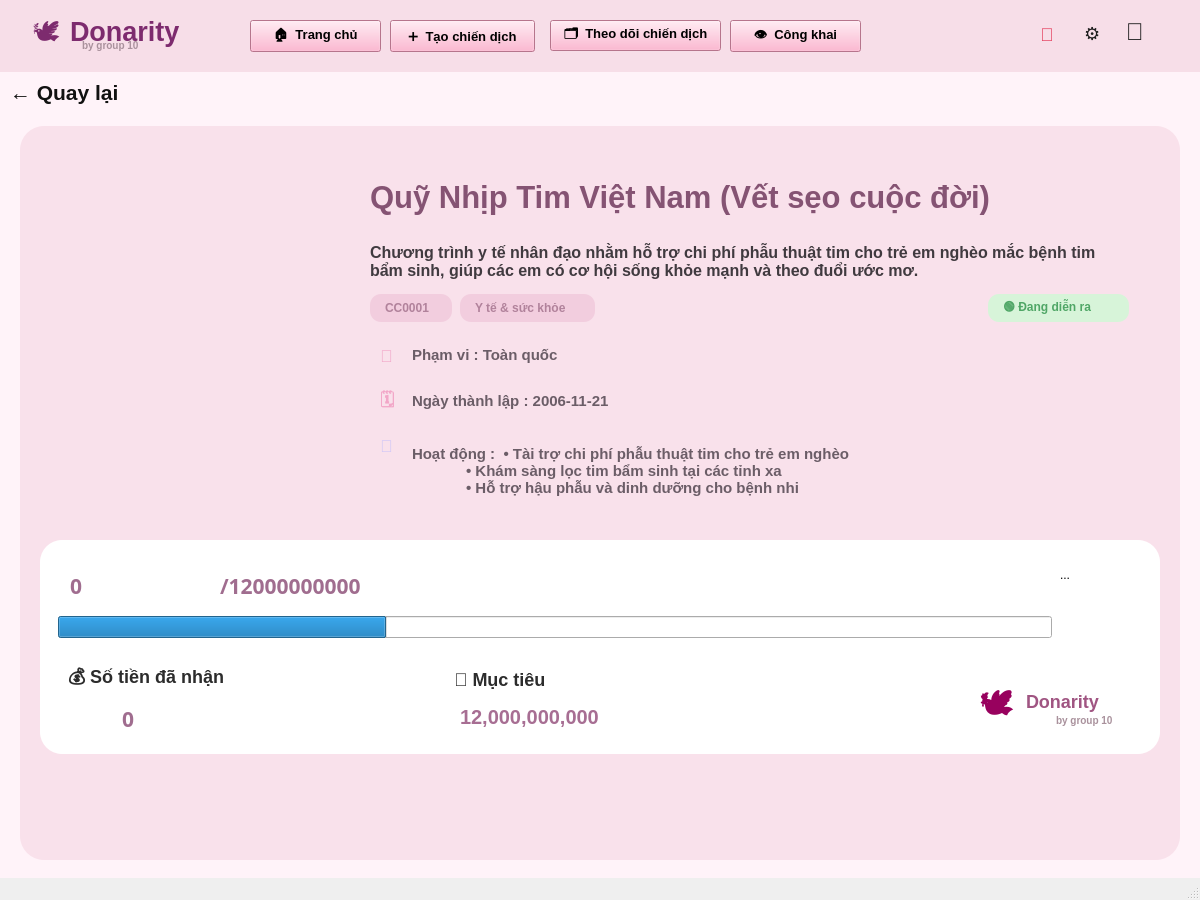
This is donarity_campaign_detail_1.ui in BossNH/DATA as Qt 5 draws it before an edit. The edited form follows.
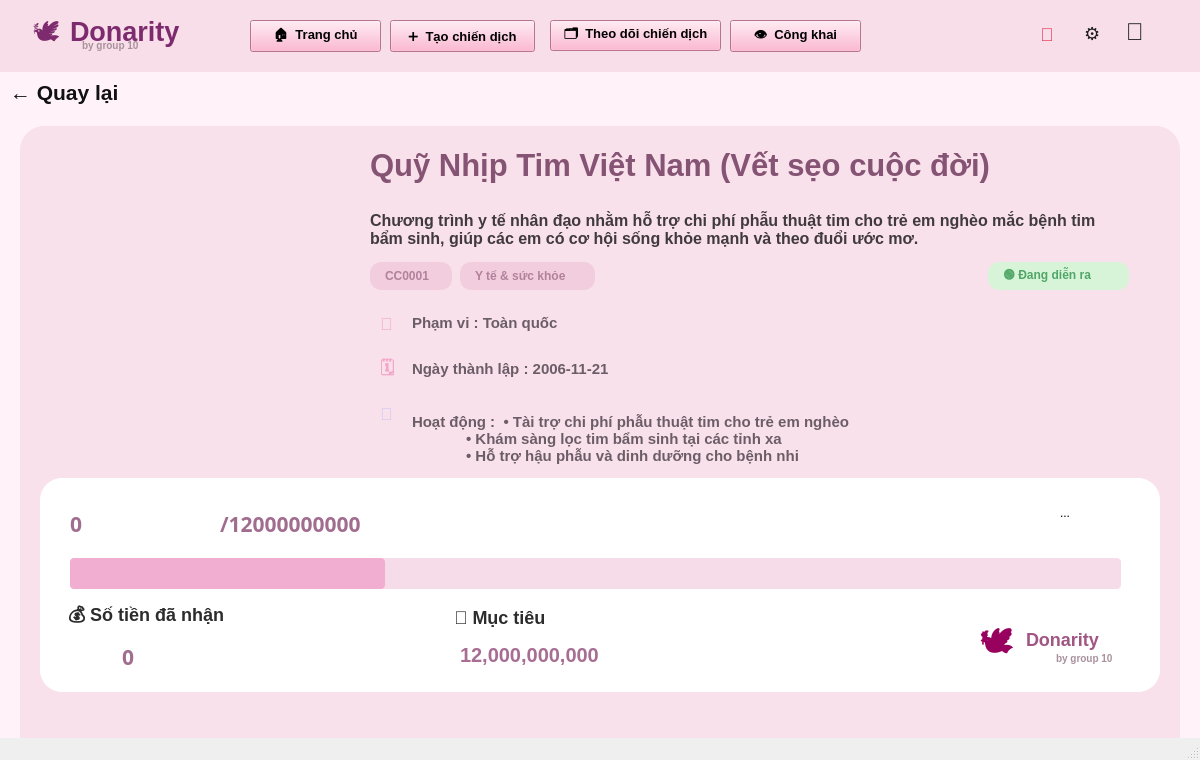
This is the edited form. Icons and pictures are not drawn.

```diff
--- a/donarity_campaign_detail_1.ui
+++ b/donarity_campaign_detail_1.ui
@@ -7,15 +7,9 @@
     <x>0</x>
     <y>0</y>
     <width>1200</width>
-    <height>900</height>
+    <height>760</height>
    </rect>
   </property>
-  <property name="minimumSize">
-   <size>
-    <width>1200</width>
-    <height>900</height>
-   </size>
-  </property>
   <property name="maximumSize">
    <size>
     <width>1200</width>
@@ -428,7 +422,7 @@
      <property name="geometry">
       <rect>
        <x>350</x>
-       <y>42</y>
+       <y>10</y>
        <width>760</width>
        <height>58</height>
       </rect>
@@ -444,7 +438,7 @@
      <property name="geometry">
       <rect>
        <x>350</x>
-       <y>108</y>
+       <y>76</y>
        <width>730</width>
        <height>54</height>
       </rect>
@@ -460,7 +454,7 @@
      <property name="geometry">
       <rect>
        <x>350</x>
-       <y>168</y>
+       <y>136</y>
        <width>82</width>
        <height>28</height>
       </rect>
@@ -473,7 +467,7 @@
      <property name="geometry">
       <rect>
        <x>440</x>
-       <y>168</y>
+       <y>136</y>
        <width>135</width>
        <height>28</height>
       </rect>
@@ -486,7 +480,7 @@
      <property name="geometry">
       <rect>
        <x>968</x>
-       <y>168</y>
+       <y>136</y>
        <width>141</width>
        <height>28</height>
       </rect>
@@ -499,7 +493,7 @@
      <property name="geometry">
       <rect>
        <x>360</x>
-       <y>218</y>
+       <y>186</y>
        <width>24</width>
        <height>24</height>
       </rect>
@@ -515,7 +509,7 @@
      <property name="geometry">
       <rect>
        <x>392</x>
-       <y>216</y>
+       <y>184</y>
        <width>240</width>
        <height>26</height>
       </rect>
@@ -531,7 +525,7 @@
      <property name="geometry">
       <rect>
        <x>360</x>
-       <y>264</y>
+       <y>232</y>
        <width>24</width>
        <height>24</height>
       </rect>
@@ -547,7 +541,7 @@
      <property name="geometry">
       <rect>
        <x>392</x>
-       <y>262</y>
+       <y>230</y>
        <width>310</width>
        <height>26</height>
       </rect>
@@ -563,7 +557,7 @@
      <property name="geometry">
       <rect>
        <x>360</x>
-       <y>308</y>
+       <y>276</y>
        <width>24</width>
        <height>24</height>
       </rect>
@@ -579,7 +573,7 @@
      <property name="geometry">
       <rect>
        <x>392</x>
-       <y>304</y>
+       <y>272</y>
        <width>560</width>
        <height>82</height>
       </rect>
@@ -600,7 +594,7 @@
      <property name="geometry">
       <rect>
        <x>20</x>
-       <y>414</y>
+       <y>352</y>
        <width>1120</width>
        <height>214</height>
       </rect>
@@ -618,25 +612,6 @@
        <string>...</string>
       </property>
      </widget>
-     <widget class="QProgressBar" name="Thanh">
-      <property name="geometry">
-       <rect>
-        <x>18</x>
-        <y>76</y>
-        <width>994</width>
-        <height>22</height>
-       </rect>
-      </property>
-      <property name="maximum">
-       <number>100</number>
-      </property>
-      <property name="value">
-       <number>33</number>
-      </property>
-      <property name="textVisible">
-       <bool>false</bool>
-      </property>
-     </widget>
      <widget class="QLabel" name="statTitleLeft">
       <property name="geometry">
        <rect>
@@ -787,12 +762,39 @@
        <string>&lt;html&gt;&lt;head/&gt;&lt;body&gt;&lt;p&gt;&lt;span style=&quot; color:#a06d8f;&quot;&gt;0&lt;/span&gt;&lt;/p&gt;&lt;/body&gt;&lt;/html&gt;</string>
       </property>
      </widget>
+     <widget class="QProgressBar" name="Thanh">
+      <property name="geometry">
+       <rect>
+        <x>30</x>
+        <y>80</y>
+        <width>1051</width>
+        <height>31</height>
+       </rect>
+      </property>
+      <property name="styleSheet">
+       <string notr="true">QProgressBar{
+    background:#F6DCE8;
+    border:none;
+    border-radius:4px;
+}
+QProgressBar::chunk{
+    background:#F2AED0;
+    border-radius:4px;
+}</string>
+      </property>
+      <property name="value">
+       <number>30</number>
+      </property>
+      <property name="textVisible">
+       <bool>false</bool>
+      </property>
+     </widget>
     </widget>
     <widget class="QLabel" name="label">
      <property name="geometry">
       <rect>
        <x>30</x>
-       <y>30</y>
+       <y>-2</y>
        <width>331</width>
        <height>351</height>
       </rect>
```
